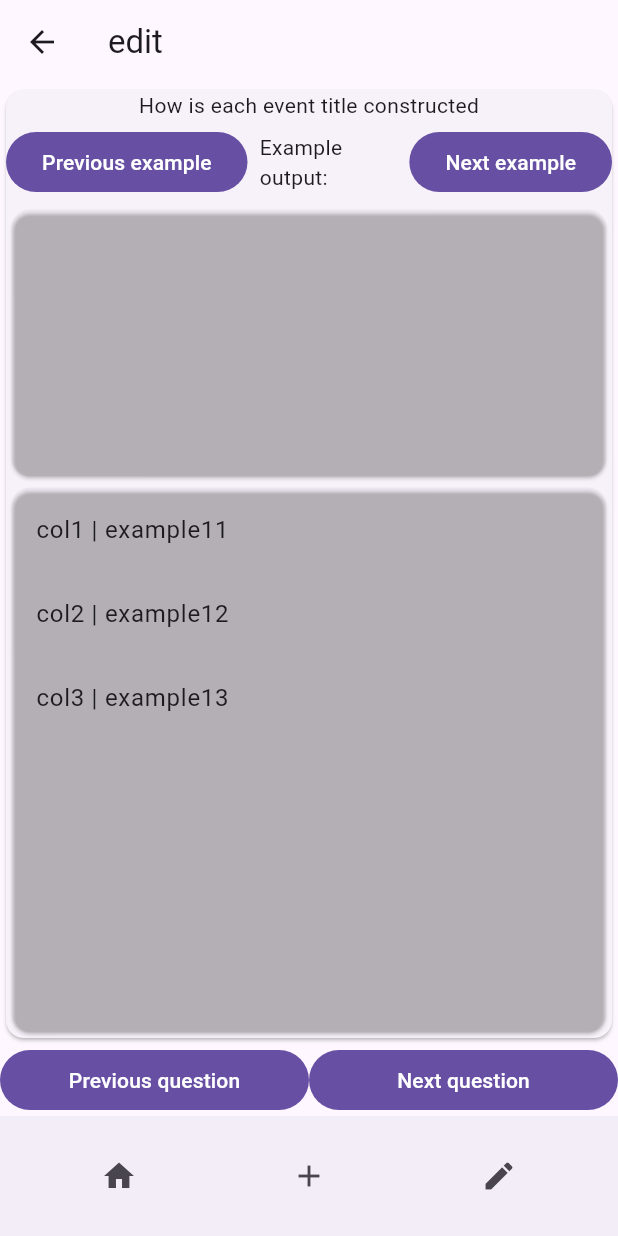
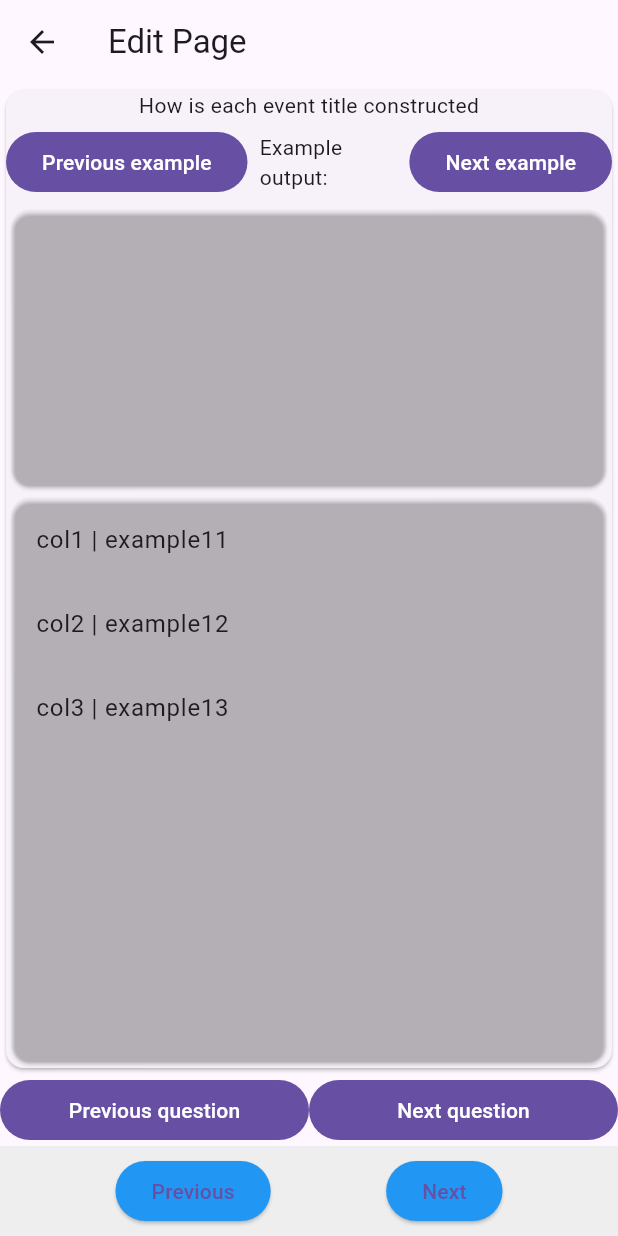
Before and after one commit to cs481-ekh/s25-syncineers, a Flutter app: the EditPage screen opened by its route, on a phone screen of 412 x 824 dp. Run offline on Flutter 3.47's test engine with Material 3 defaults, Android fonts, the phone set to English and light mode, and no system bars; our stand-ins replace csv, file_picker, google_sign_in, googleapis_auth, shared_preferences, web; missing offline and left inert: excel, file_saver, googleapis; accounts and stored records are empty.

Commit message:
closes #105 (#111)

```diff
--- a/easy_sync/lib/main.dart
+++ b/easy_sync/lib/main.dart
@@ -16,9 +16,9 @@ class MainApp extends StatelessWidget {
   Widget build(BuildContext context) {
     return MaterialApp(
       routes: {
-        '/': (context) => const Frame(title: 'login', child: LoginPage()),
-        '/input': (context) =>  Frame(title: 'input', child: InputPage()),
-        '/edit': (context) => Frame(title: 'edit', child: EditPage(const [["col1","col2","col3"],["example11","example12","example13"],["example21","example22","example23"]])),
+        '/': (context) => InputPage(),
+        '/edit': (context) => EditPage(const [["col1","col2","col3"],["example11","example12","example13"],["example21","example22","example23"]]),
+        '/login': (context) => LoginPage(),
       }
     );
   }
--- a/easy_sync/lib/pages/editPage.dart
+++ b/easy_sync/lib/pages/editPage.dart
@@ -1,3 +1,4 @@
+import 'package:easy_sync/tools/frame.dart';
 import 'package:flutter/material.dart';
 
 class EditPage extends StatefulWidget {
@@ -43,7 +44,12 @@ class _EditPageState extends State<EditPage> {
       return const Text(
           "TODO build page to allow the user to review the decisions made, restart to the beginning or go back to the previous question if needed, but if they are happy allow them to move on to the next page which will ask which calendars locations go to.");
     } else {
-      return Column(
+      return Frame(
+        title: "Edit Page",
+        onNextPressed: () {
+          Navigator.pushNamed(context, '/login');
+        },
+        child: Column(
           children: [
             Expanded(
               child: QuestionWidget(
@@ -77,6 +83,7 @@ class _EditPageState extends State<EditPage> {
               ],
             ),
           ],
+        ),
       );
     }
   }
--- a/easy_sync/lib/pages/loginPage.dart
+++ b/easy_sync/lib/pages/loginPage.dart
@@ -1,3 +1,4 @@
+import 'package:easy_sync/tools/frame.dart';
 import 'package:easy_sync/tools/settings_provider.dart';
 import 'package:flutter/material.dart';
 import 'package:easy_sync/tools/auth_button.dart';
@@ -94,7 +95,15 @@ class _LoginPageState extends State<LoginPage> {
 
   @override
   Widget build(BuildContext context) {
-    return Center(
+    return Frame(
+      title: 'Login Page',
+      onNextPressed: () {
+        ScaffoldMessenger.of(context).showSnackBar(
+          const SnackBar(content: Text('No next page')),
+        );
+      },
+      nextColor: Colors.grey,
+      child: Center(
         child: Column(
           children: [
             Text('login Page'),
@@ -157,6 +166,7 @@ class _LoginPageState extends State<LoginPage> {
             ),
           ],
         ),
+      ),
     );
   }
 }
--- a/easy_sync/lib/tools/frame.dart
+++ b/easy_sync/lib/tools/frame.dart
@@ -3,8 +3,19 @@ import 'package:flutter/material.dart';
 class Frame extends StatefulWidget {
   final Widget child;
   final String title;
+  final VoidCallback? onNextPressed;
+  final Color? nextColor;
+  final Color? prevColor;
 
-  const Frame({super.key, required this.title, required this.child});
+
+  const Frame({
+    super.key,
+    required this.title,
+    required this.child,
+    this.onNextPressed,
+    this.nextColor = Colors.blue,
+    this.prevColor = Colors.blue,
+  });
 
   @override
   State<Frame> createState() => _FrameState();
@@ -16,34 +27,38 @@ class _FrameState extends State<Frame> {
     return Scaffold(
       appBar: AppBar(
         title: Text(widget.title),
-        // actions: [
-        //   IconButton(
-        //     onPressed: () => Navigator.of(context).pushReplacementNamed('/'),
-        //     icon: const Icon(Icons.home),
-        //   ),
-        // ],
+
       ),
       //used to display add button throughout all pages
       body: widget.child,
-      bottomNavigationBar: BottomAppBar(
+      bottomNavigationBar: Column(
+        mainAxisSize: MainAxisSize.min,
+        children: [
+          Container(
+            height: 60,
+            color: Colors.grey[200],
             child: Row(
-          mainAxisAlignment: MainAxisAlignment.spaceAround,
+              mainAxisAlignment: MainAxisAlignment.spaceEvenly,
               children: [
-            IconButton(
-              onPressed: () => Navigator.of(context).pushReplacementNamed('/'),
-              icon: const Icon(Icons.home),
+                ElevatedButton(
+                  onPressed: Navigator.canPop(context) ? () => Navigator.pop(context) : null, // Use the callback
+                  style: ElevatedButton.styleFrom(
+                    backgroundColor: widget.prevColor,
                   ),
-            IconButton(
-              onPressed: () => Navigator.of(context).pushReplacementNamed('/input'),
-              icon: const Icon(Icons.add),
+                  child: const Text('Previous'),
                 ),
-            IconButton(
-              onPressed: () => Navigator.of(context).pushReplacementNamed('/edit'),
-              icon: const Icon(Icons.edit),
+                ElevatedButton(
+                  onPressed: widget.onNextPressed, // Use the callback
+                  style: ElevatedButton.styleFrom(
+                    backgroundColor: widget.nextColor,
+                  ),
+                  child: const Text('Next'),
                 ),
               ],
             ),
           ),
+        ],
+      ),
     );
   }
 }
```
Also changed, not shown: easy_sync/lib/pages/inputPage.dart (+15 -7 lines), easy_sync/lib/tools/export.dart (added, +74 -0 lines). Lines whose indentation alone changed are shown as unchanged.
